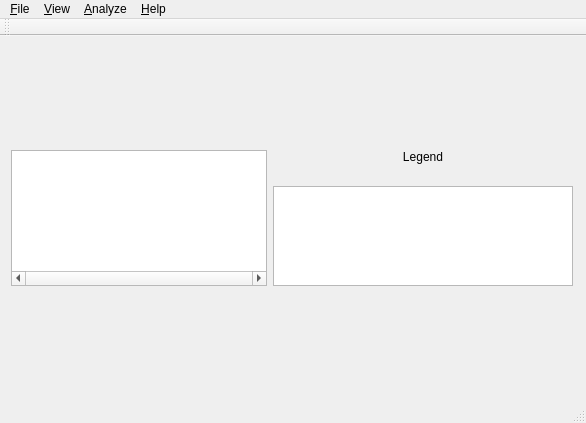
eras/BitCracker, file mainwindow.ui: the form before one commit.
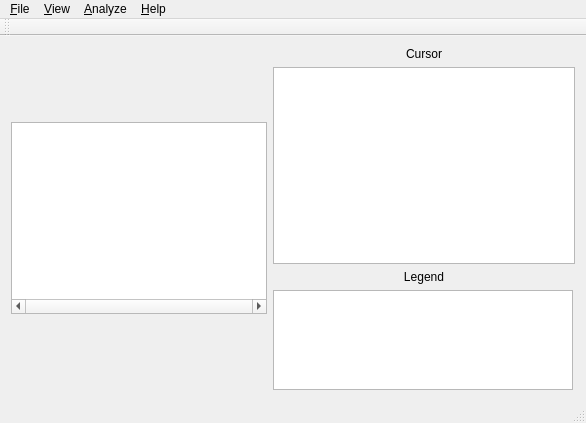
The form after the commit. Custom widgets are drawn as their Qt base class.

Commit message: Added space for cursor information

Patch:
```diff
--- a/mainwindow.ui
+++ b/mainwindow.ui
@@ -52,6 +52,26 @@
         <property name="sizeConstraint">
          <enum>QLayout::SetMinimumSize</enum>
         </property>
+        <item>
+         <widget class="QLabel" name="label_2">
+          <property name="text">
+           <string>Cursor</string>
+          </property>
+          <property name="alignment">
+           <set>Qt::AlignCenter</set>
+          </property>
+         </widget>
+        </item>
+        <item>
+         <widget class="QListWidget" name="cursorInfo">
+          <property name="minimumSize">
+           <size>
+            <width>200</width>
+            <height>0</height>
+           </size>
+          </property>
+         </widget>
+        </item>
         <item>
          <widget class="QLabel" name="label">
           <property name="sizePolicy">
@@ -75,7 +95,7 @@
          </widget>
         </item>
         <item>
-         <widget class="QListView" name="listView">
+         <widget class="QListWidget" name="listWidget">
           <property name="sizePolicy">
            <sizepolicy hsizetype="Expanding" vsizetype="Expanding">
             <horstretch>0</horstretch>
```
The commit also changes 1 other file.
